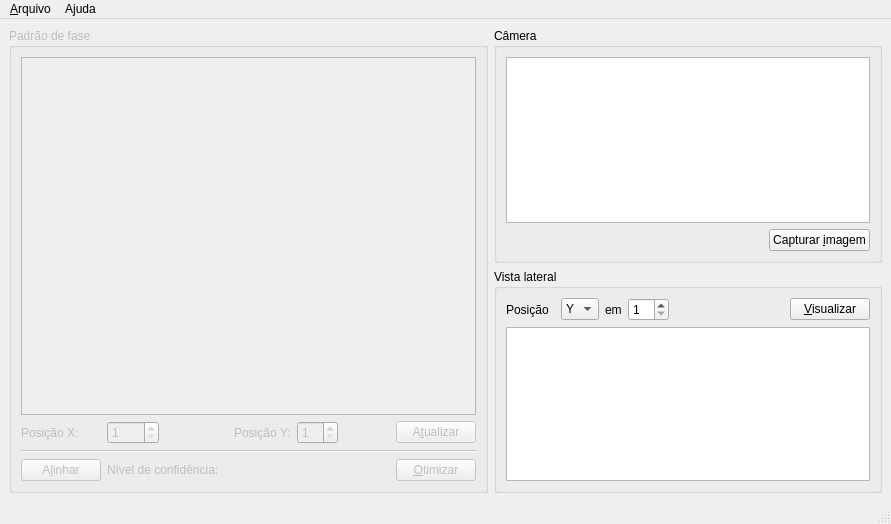
Old version of the form mainwindow.ui in the repository airtonrampim/PhaseOptimizer.
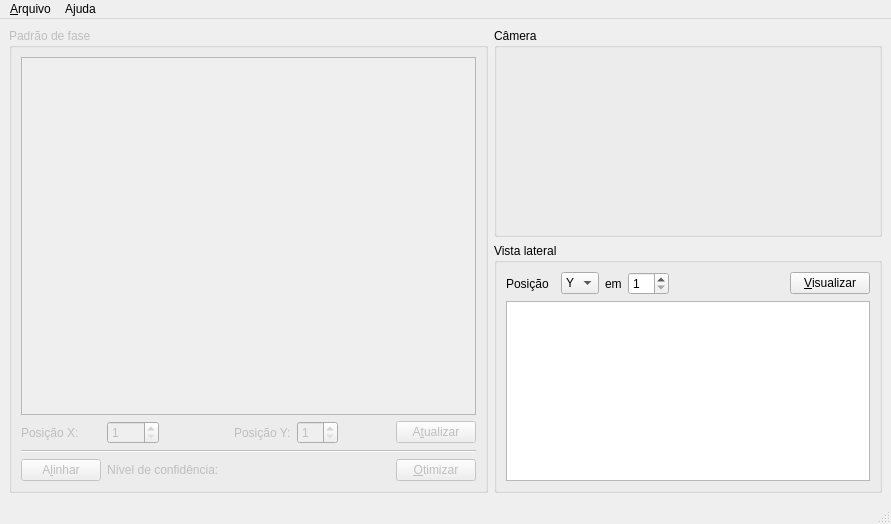
New version of the form.

Commit message: Mudanças a serem submetidas: 	modified:   PhaseOptimizer.py 	modified:   camera_simulation.py 	modified:   mainwindow.py 	modified:   mainwindow.ui

What changed in the file:
```diff
--- a/mainwindow.ui
+++ b/mainwindow.ui
@@ -27,30 +27,10 @@
        <string>Câmera</string>
       </property>
       <layout class="QGridLayout" name="gridLayout_4">
-       <item row="1" column="1">
-        <widget class="QPushButton" name="pbCapture">
-         <property name="text">
-          <string>Capturar &amp;imagem</string>
-         </property>
-        </widget>
-       </item>
-       <item row="1" column="0">
-        <spacer name="horizontalSpacer_4">
-         <property name="orientation">
-          <enum>Qt::Horizontal</enum>
-         </property>
-         <property name="sizeHint" stdset="0">
-          <size>
-           <width>40</width>
-           <height>20</height>
-          </size>
-         </property>
-        </spacer>
-       </item>
        <item row="0" column="0" colspan="2">
-        <widget class="QGraphicsView" name="gvCamera">
-         <property name="focusPolicy">
-          <enum>Qt::NoFocus</enum>
+        <widget class="QLabel" name="lblCamera">
+         <property name="text">
+          <string/>
          </property>
         </widget>
        </item>
```
Left out of the diff: 2 changed lines with no effect on the pictures. The commit also changes 3 other files.
